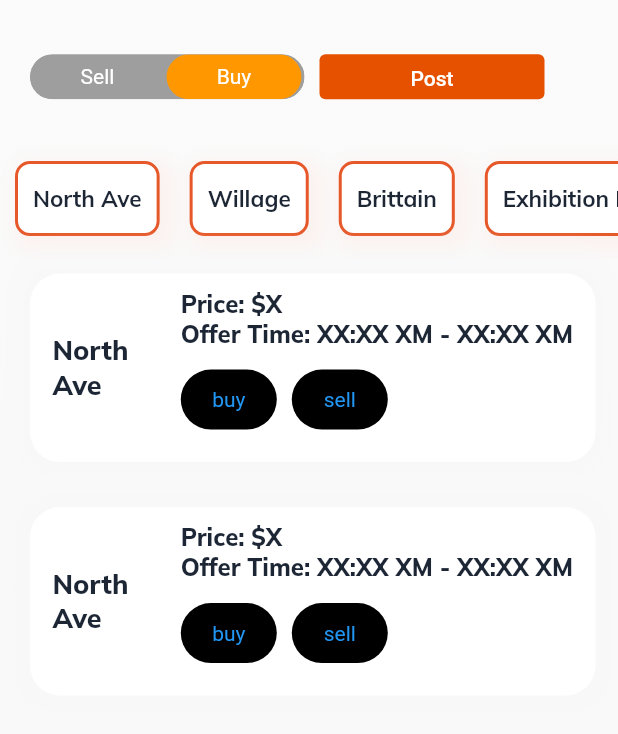
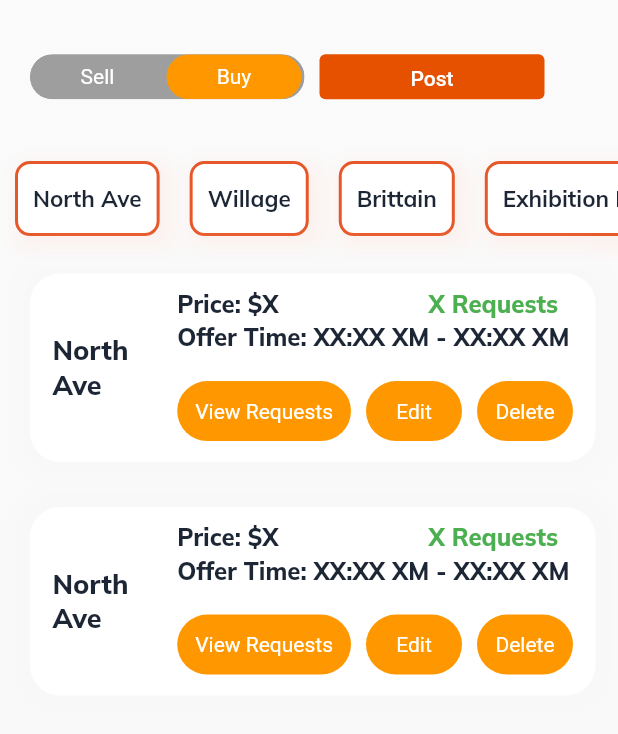
Before and after one commit to thecharlesjenkins/CryptoMeal, a Flutter app: the screen it shows after launch, on a phone screen of 412 x 824 dp, the part 66-800 px from its top. Run offline on Flutter 3.47's test engine with Material 2 defaults, Android fonts, the phone set to English and light mode, and no system bars; drawn by our look-alikes of toggle_switch; our stand-ins replace firebase_core, google_fonts; accounts and stored records are empty.

Commit message:
Change buttons to match different scenarios

```diff
--- a/lib/src/widgets/product_card.dart
+++ b/lib/src/widgets/product_card.dart
@@ -14,6 +14,7 @@ class ProductCard extends StatelessWidget {
 
   @override
   Widget build(BuildContext context) {
+    String a = "I AM SELLER, I POSTED";
     return Container(
       decoration: BoxDecoration(
         color: LightColor.background,
@@ -36,11 +37,18 @@ class ProductCard extends StatelessWidget {
             ),
             Column(
               crossAxisAlignment: CrossAxisAlignment.start,
-              mainAxisAlignment: MainAxisAlignment.start,
+              mainAxisAlignment: MainAxisAlignment.spaceBetween,
               children: <Widget>[
-                TitleText(
-                  text: "Price: \$X",
-                  fontSize: 16,
+                Wrap(
+                    alignment: WrapAlignment.spaceBetween,
+                    children: <Widget>[
+                      TitleText(
+                        text: "Price: \$X",
+                        fontSize: 16,
+                      ),
+                      SizedBox(width: 100),
+                      status("THIS CARD IS MINE and requests"),
+                    ]
                 ),
                 TitleText(
                   text: "Offer Time: XX:XX XM - XX:XX XM",
@@ -50,11 +58,7 @@ class ProductCard extends StatelessWidget {
                 Row(
                   crossAxisAlignment: CrossAxisAlignment.start,
                   mainAxisAlignment: MainAxisAlignment.spaceBetween,
-                  children: <Widget>[
-                    entryButton("buy"),
-                    SizedBox(width: 10),
-                    entryButton("sell"),
-                  ],
+                  children: buildChild(a),
                 ),
               ],
             ),
@@ -73,12 +77,14 @@ class ProductCard extends StatelessWidget {
             shape: RoundedRectangleBorder(
               borderRadius: BorderRadius.circular(20),
             ),
-            backgroundColor: Colors.black,
+            backgroundColor: Colors.orange,
             padding: const EdgeInsets.all(12.0),
-            primary: Colors.blue,
+            primary: Colors.white,
             textStyle: const TextStyle(fontSize: 14),
           ),
-          onPressed: () {},
+          onPressed: () =>
+          {
+          },
           child: FittedBox(
             fit: BoxFit.fitHeight,
             child: Text(text),
@@ -87,4 +93,94 @@ class ProductCard extends StatelessWidget {
       ),
     );
   }
+
+  Widget status(String a) {
+    if (a == "THIS CARD IS MINE and no requests") {
+      return TitleText(
+        text: "0 Requests",
+        color: Colors.red,
+        fontSize: 16,
+      );
+    } else if (a == "THIS CARD IS MINE and requests") {
+      return TitleText(
+        text: "X Requests",
+        color: Colors.green,
+        fontSize: 16,
+      );
+    } else if (a == "NOT MINE and NEW") {
+      return TitleText(
+        text: "Available",
+        color: Colors.yellow,
+        fontSize: 16,
+      );
+    } else if (a == "NOT MINE and WAITING") {
+      return TitleText(
+        text: "Waiting",
+        color: Colors.orange,
+        fontSize: 16,
+      );
+    } else if (a == "NOT MINE and CONFIRMED") {
+      return TitleText(
+        text: "Confirmed",
+        color: Colors.green,
+        fontSize: 16,
+      );
+    } else if (a == "NOT MINE and DON'T GET") {
+      return TitleText(
+        text: "Unavailable",
+        color: Colors.red,
+        fontSize: 16,
+      );
+    }
+    return TitleText(
+      text: ""
+    );
+  }
+
+  List<Widget> buildChild(String a) {
+    if (a == "I AM BUYER, I WANT TO BUY, SEE NEW") {
+      return <Widget>[
+        entryButton("Buy"),
+      ];
+    } else if (a == "I AM BUYER, I WANT TO BUY, WAITING") {
+      return <Widget>[
+        entryButton("Cancel"),
+      ];
+    } else if (a == "I AM BUYER, I WANT TO BUY, ACCEPTED") {
+      return <Widget>[
+        entryButton("Complete"),
+        SizedBox(width: 10),
+        entryButton("Contact Seller"),
+      ];
+    } else if (a == "I AM BUYER, I MADE OFFER") {
+      return <Widget>[
+        entryButton("View Requests"),
+        SizedBox(width: 10),
+        entryButton("Edit"),
+        SizedBox(width: 10),
+        entryButton("Delete"),
+      ];
+    } else if (a == "I AM SELLER, I WANT TO SELL, SEE NEW") {
+      return <Widget>[
+        entryButton("Sell")
+      ];
+    } else if (a == "I AM SELLER, I WANT TO SELL, WAITING") {
+      return <Widget>[
+        entryButton("Cancel"),
+      ];
+    } else if (a == "I AM SELLER, I WANT TO SELL, ACCEPTED") {
+      return <Widget>[
+        entryButton("Contact Seller"),
+      ];
+    } else if (a == "I AM SELLER, I POSTED") {
+      return <Widget>[
+        entryButton("View Requests"),
+        SizedBox(width: 10),
+        entryButton("Edit"),
+        SizedBox(width: 10),
+        entryButton("Delete"),
+      ];
+    }
+    return <Widget>[];
+  }
 }
```
